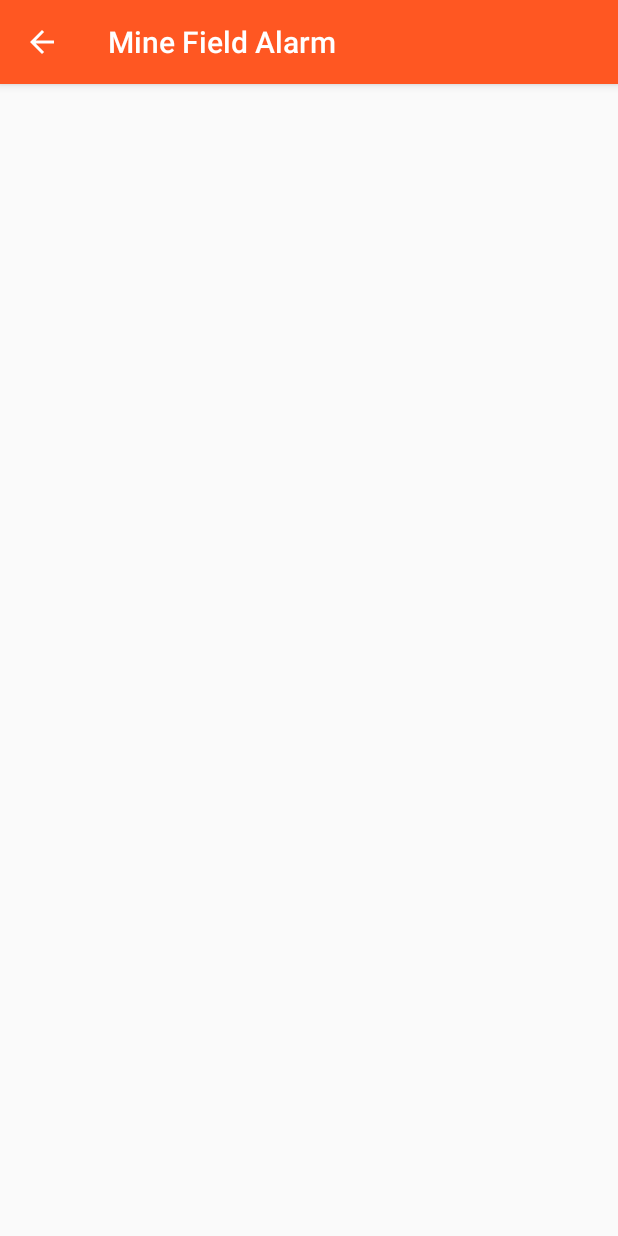
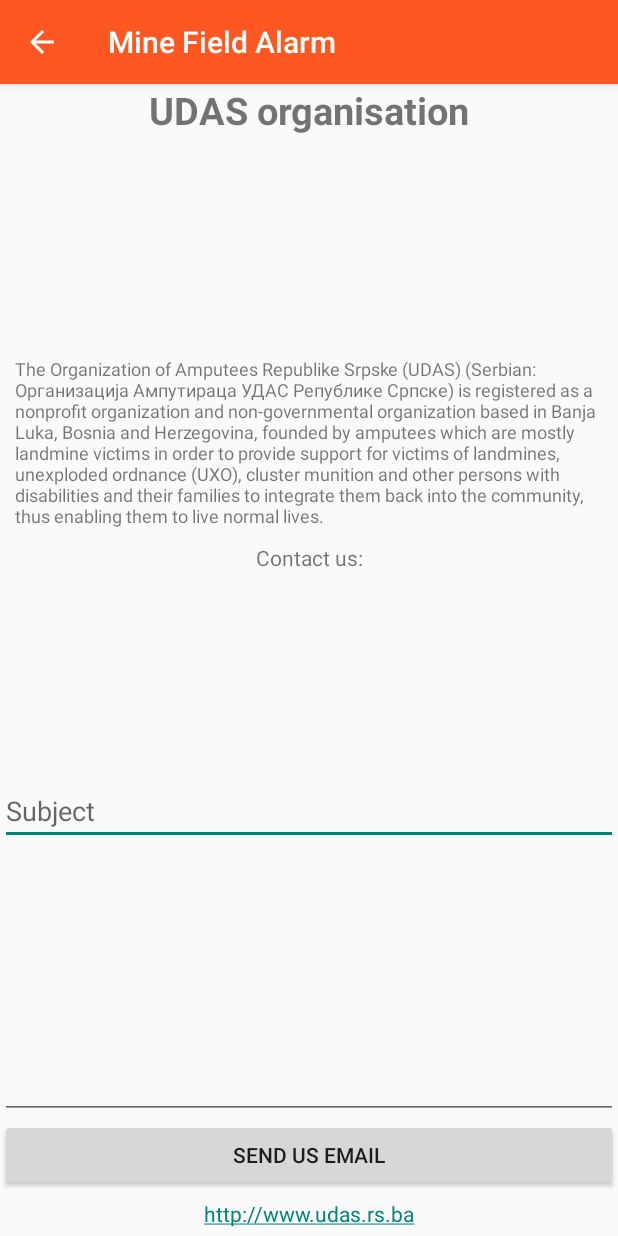
Before and after one commit to Ladislav92/Mine-Field-Alarm-Android, an Android app: the AboutOrganisationActivity screen opened directly, with no data from a screen before it, on a phone screen of 412 x 824 dp. Run offline under Robolectric (Android 15) with nearby library versions, the phone set to English and light mode, and no system bars.

Commit message:
Added about activities, send email option

```diff
--- a/MineFieldAlarm/app/src/main/java/com/example/ladislav/minefieldalarm/activities/AboutAppActivity.java
+++ b/MineFieldAlarm/app/src/main/java/com/example/ladislav/minefieldalarm/activities/AboutAppActivity.java
@@ -7,9 +7,6 @@ import com.example.ladislav.minefieldalarm.R;
 
 public class AboutAppActivity extends AppCompatActivity {
 
-    // TODO set MainActivity as parent activity
-    // TODO Add few words, some disclaimer (maybe disclaimer as dialog when app is opened
-
     @Override
     protected void onCreate(Bundle savedInstanceState) {
         super.onCreate(savedInstanceState);
--- a/MineFieldAlarm/app/src/main/java/com/example/ladislav/minefieldalarm/model/MapStateManager.java
+++ b/MineFieldAlarm/app/src/main/java/com/example/ladislav/minefieldalarm/model/MapStateManager.java
@@ -8,7 +8,7 @@ import com.google.android.gms.maps.model.CameraPosition;
 import com.google.android.gms.maps.model.LatLng;
 
 /**
- * Created by Ladislav on 5/24/2017.
+ * Class used to save the save the state of the map if activity was resumed.
  */
 
 public class MapStateManager {
--- a/MineFieldAlarm/app/src/main/java/com/example/ladislav/minefieldalarm/model/MineField.java
+++ b/MineFieldAlarm/app/src/main/java/com/example/ladislav/minefieldalarm/model/MineField.java
@@ -55,7 +55,6 @@ public class MineField {
         return radius;
     }
 
-
     /**
      * Calculates distance between 2 locations (user and minefield in my case)
      * Uses Haversine formula for calculation:
@@ -67,7 +66,6 @@ public class MineField {
      *
      * @return double distance in kilometers
      */
-
     public double distanceFrom(double lat, double lon) {
 
         double minefieldLat = latitude;
--- a/MineFieldAlarm/app/src/main/res/layout/activity_about_organisation.xml
+++ b/MineFieldAlarm/app/src/main/res/layout/activity_about_organisation.xml
@@ -4,9 +4,66 @@
     xmlns:tools="http://schemas.android.com/tools"
     android:layout_width="match_parent"
     android:layout_height="match_parent"
+    android:orientation="vertical"
     tools:context="com.example.ladislav.minefieldalarm.activities.AboutOrganisationActivity">
-    <!--<include-->
-        <!--android:id="@+id/tool_bar"-->
-        <!--layout="@layout/tool_bar">-->
-    <!--</include>-->
+
+    <TextView
+        android:id="@+id/textView"
+        android:layout_width="match_parent"
+        android:layout_height="wrap_content"
+        android:layout_weight="0.01"
+        android:text="@string/organisation_name"
+        android:textAlignment="center"
+        android:textSize="25sp"
+        android:textStyle="bold" />
+
+    <TextView
+        android:id="@+id/udas_descr"
+        android:layout_width="match_parent"
+        android:layout_height="wrap_content"
+        android:layout_margin="10dp"
+        android:text="@string/udas_descr"
+        android:textSize="12sp" />
+
+    <TextView
+        android:layout_width="match_parent"
+        android:layout_height="wrap_content"
+        android:layout_weight="0.01"
+        android:text="@string/contact_us"
+        android:textAlignment="center" />
+
+    <EditText
+        android:id="@+id/emailSubject"
+        android:layout_width="match_parent"
+        android:layout_height="wrap_content"
+        android:layout_weight="0.00"
+        android:ems="10"
+        android:inputType="textEmailSubject"
+        android:hint="@string/subject_hint" />
+
+    <EditText
+        android:id="@+id/message"
+        android:layout_width="match_parent"
+        android:layout_height="wrap_content"
+        android:layout_weight="0.01"
+        android:ems="10"
+        android:inputType="textMultiLine" />
+
+    <Button
+        android:id="@+id/email_btn"
+        android:layout_width="match_parent"
+        android:layout_height="wrap_content"
+        android:onClick="sendEmail"
+        android:text="@string/send_us_email_btn" />
+
+    <TextView
+        android:id="@+id/webSiteUdas"
+        android:layout_width="match_parent"
+        android:layout_height="wrap_content"
+        android:layout_margin="5dp"
+        android:layout_weight="0.00"
+        android:autoLink="web"
+        android:text="@string/udas_hyperlink"
+        android:textAlignment="center" />
+
 </LinearLayout>
--- a/MineFieldAlarm/app/src/main/res/values/strings.xml
+++ b/MineFieldAlarm/app/src/main/res/values/strings.xml
@@ -9,4 +9,10 @@
 
     <!-- TODO: Remove or change this placeholder text -->
     <string name="hello_blank_fragment">Hello blank fragment</string>
+    <string name="udas_descr">The Organization of Amputees Republike Srpske (UDAS) (Serbian: Организација Aмпутираца УДАС Републике Српске) is registered as a nonprofit organization and non-governmental organization based in Banja Luka, Bosnia and Herzegovina, founded by amputees which are mostly landmine victims in order to provide support for victims of landmines, unexploded ordnance (UXO), cluster munition and other persons with disabilities and their families to integrate them back into the community, thus enabling them to live normal lives.</string>
+    <string name="organisation_name">UDAS organisation</string>
+    <string name="udas_hyperlink">http://www.udas.rs.ba</string>
+    <string name="send_us_email_btn">Send us email</string>
+    <string name="subject_hint">Subject</string>
+    <string name="contact_us">Contact us:</string>
 </resources>
```
Also changed, not shown: MineFieldAlarm/app/src/main/java/com/example/ladislav/minefieldalarm/activities/AboutOrganisationActivity.java (+20 -4 lines), MineFieldAlarm/app/src/main/java/com/example/ladislav/minefieldalarm/activities/MainActivity.java (+13 -21 lines), MineFieldAlarm/app/src/main/java/com/example/ladislav/minefieldalarm/activities/SettingsActivity.java (+27 -3 lines), MineFieldAlarm/app/src/main/java/com/example/ladislav/minefieldalarm/model/MineFieldTable.java (+6 -1 lines), MineFieldAlarm/app/src/main/java/com/example/ladislav/minefieldalarm/services/LocationTrackerService.java (+26 -20 lines), MineFieldAlarm/app/src/main/res/layout/activity_about.xml (+14 -4 lines), MineFieldAlarm/app/src/main/res/layout/activity_options.xml (+4 -11 lines), MineFieldAlarm/app/src/main/java/com/example/ladislav/minefieldalarm/services/GeofenceTransitionsIntentService.java (line endings or trailing spaces), 2 other files.
